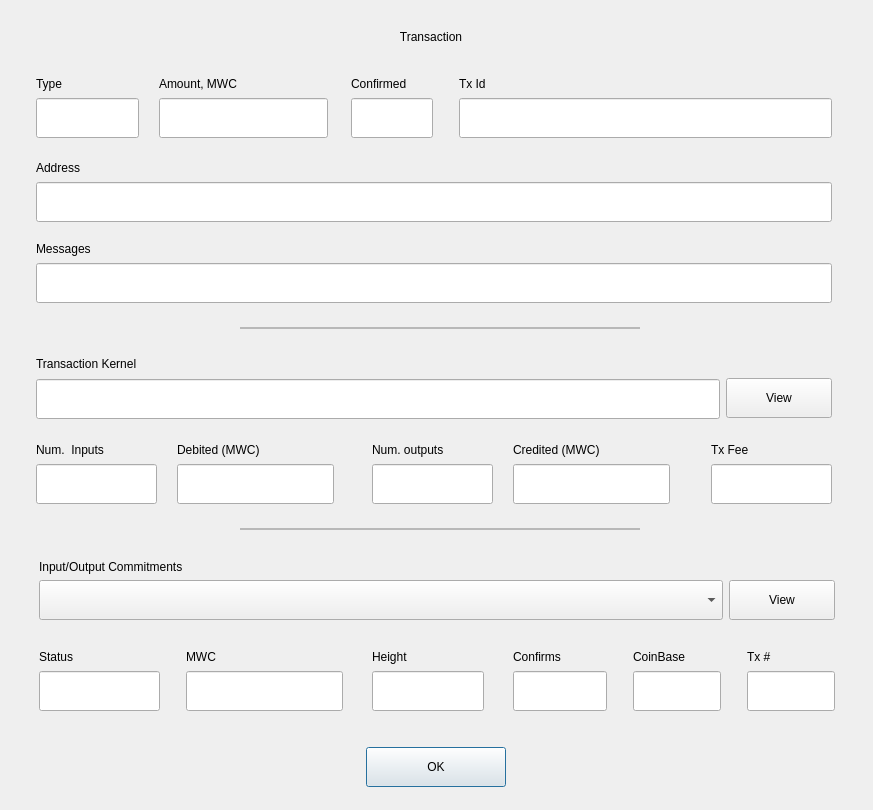
This is dialogs/e_showtransactiondlg.ui in 0xkobe/mwc-wallet as Qt 5 draws it before an edit. The edited form follows.
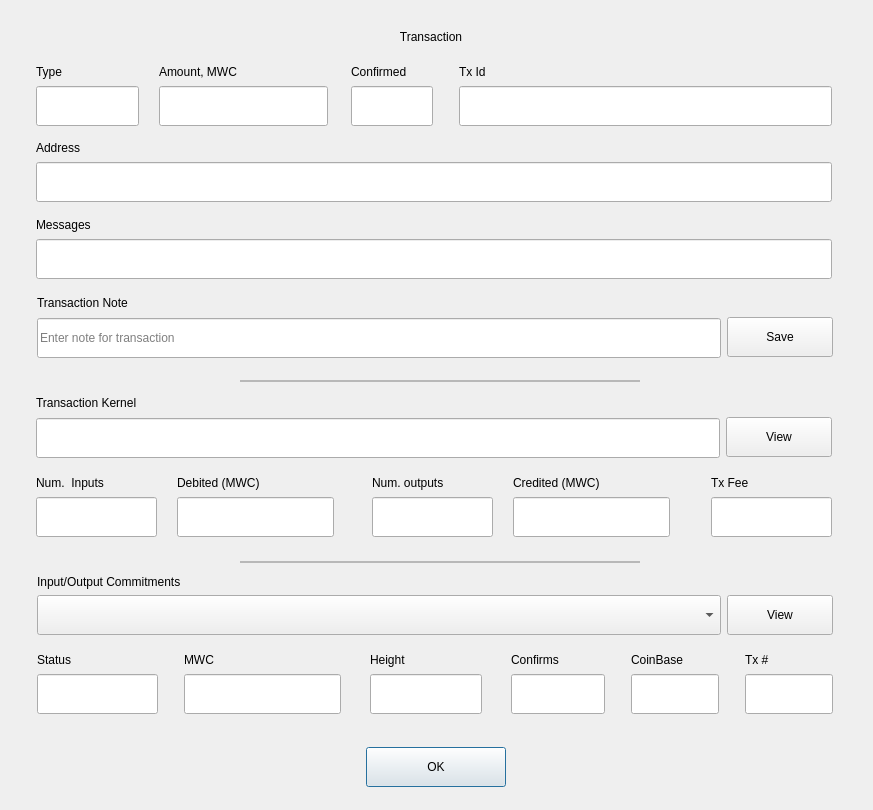
This is the edited form. Custom widgets are drawn as their Qt base class.

Commit message: Add new class WalletNotes to handle both output and transaction notes. Adding a note to a transaction is now supported.

Patch:
```diff
--- a/dialogs/e_showtransactiondlg.ui
+++ b/dialogs/e_showtransactiondlg.ui
@@ -36,7 +36,7 @@
    <property name="geometry">
     <rect>
      <x>459</x>
-     <y>75</y>
+     <y>63</y>
      <width>373</width>
      <height>63</height>
     </rect>
@@ -92,7 +92,7 @@
    <property name="geometry">
     <rect>
      <x>36</x>
-     <y>75</y>
+     <y>63</y>
      <width>103</width>
      <height>63</height>
     </rect>
@@ -148,7 +148,7 @@
    <property name="geometry">
     <rect>
      <x>351</x>
-     <y>75</y>
+     <y>63</y>
      <width>82</width>
      <height>63</height>
     </rect>
@@ -204,7 +204,7 @@
    <property name="geometry">
     <rect>
      <x>159</x>
-     <y>75</y>
+     <y>63</y>
      <width>169</width>
      <height>63</height>
     </rect>
@@ -260,7 +260,7 @@
    <property name="geometry">
     <rect>
      <x>240</x>
-     <y>327</y>
+     <y>380</y>
      <width>400</width>
      <height>2</height>
     </rect>
@@ -276,7 +276,7 @@
    <property name="geometry">
     <rect>
      <x>36</x>
-     <y>354</y>
+     <y>393</y>
      <width>796</width>
      <height>65</height>
     </rect>
@@ -390,7 +390,7 @@
    <property name="geometry">
     <rect>
      <x>36</x>
-     <y>441</y>
+     <y>474</y>
      <width>121</width>
      <height>63</height>
     </rect>
@@ -446,7 +446,7 @@
    <property name="geometry">
     <rect>
      <x>372</x>
-     <y>441</y>
+     <y>474</y>
      <width>121</width>
      <height>63</height>
     </rect>
@@ -502,7 +502,7 @@
    <property name="geometry">
     <rect>
      <x>177</x>
-     <y>441</y>
+     <y>474</y>
      <width>157</width>
      <height>63</height>
     </rect>
@@ -558,7 +558,7 @@
    <property name="geometry">
     <rect>
      <x>513</x>
-     <y>441</y>
+     <y>474</y>
      <width>157</width>
      <height>63</height>
     </rect>
@@ -614,7 +614,7 @@
    <property name="geometry">
     <rect>
      <x>711</x>
-     <y>441</y>
+     <y>474</y>
      <width>121</width>
      <height>63</height>
     </rect>
@@ -670,7 +670,7 @@
    <property name="geometry">
     <rect>
      <x>240</x>
-     <y>528</y>
+     <y>561</y>
      <width>400</width>
      <height>2</height>
     </rect>
@@ -686,7 +686,7 @@
    <property name="geometry">
     <rect>
      <x>36</x>
-     <y>240</y>
+     <y>216</y>
      <width>796</width>
      <height>63</height>
     </rect>
@@ -741,8 +741,8 @@
   <widget class="QWidget" name="layoutWidget">
    <property name="geometry">
     <rect>
-     <x>186</x>
-     <y>648</y>
+     <x>184</x>
+     <y>651</y>
      <width>157</width>
      <height>63</height>
     </rect>
@@ -797,8 +797,8 @@
   <widget class="QWidget" name="layoutWidget">
    <property name="geometry">
     <rect>
-     <x>39</x>
-     <y>648</y>
+     <x>37</x>
+     <y>651</y>
      <width>121</width>
      <height>63</height>
     </rect>
@@ -853,8 +853,8 @@
   <widget class="QWidget" name="layoutWidget">
    <property name="geometry">
     <rect>
-     <x>372</x>
-     <y>648</y>
+     <x>370</x>
+     <y>651</y>
      <width>112</width>
      <height>63</height>
     </rect>
@@ -909,8 +909,8 @@
   <widget class="QWidget" name="layoutWidget">
    <property name="geometry">
     <rect>
-     <x>513</x>
-     <y>648</y>
+     <x>511</x>
+     <y>651</y>
      <width>94</width>
      <height>63</height>
     </rect>
@@ -965,8 +965,8 @@
   <widget class="QWidget" name="layoutWidget">
    <property name="geometry">
     <rect>
-     <x>747</x>
-     <y>648</y>
+     <x>745</x>
+     <y>651</y>
      <width>88</width>
      <height>63</height>
     </rect>
@@ -1021,8 +1021,8 @@
   <widget class="QWidget" name="layoutWidget">
    <property name="geometry">
     <rect>
-     <x>633</x>
-     <y>648</y>
+     <x>631</x>
+     <y>651</y>
      <width>88</width>
      <height>63</height>
     </rect>
@@ -1109,7 +1109,7 @@
    <property name="geometry">
     <rect>
      <x>36</x>
-     <y>159</y>
+     <y>139</y>
      <width>796</width>
      <height>63</height>
     </rect>
@@ -1164,8 +1164,8 @@
   <widget class="QWidget" name="layoutWidget">
    <property name="geometry">
     <rect>
-     <x>39</x>
-     <y>558</y>
+     <x>37</x>
+     <y>573</y>
      <width>796</width>
      <height>62</height>
     </rect>
@@ -1278,6 +1278,132 @@
     </item>
    </layout>
   </widget>
+  <widget class="QWidget" name="layoutWidget_10">
+   <property name="geometry">
+    <rect>
+     <x>37</x>
+     <y>293</y>
+     <width>796</width>
+     <height>65</height>
+    </rect>
+   </property>
+   <layout class="QHBoxLayout" name="horizontalLayout_7">
+    <item>
+     <layout class="QVBoxLayout" name="verticalLayout_32">
+      <property name="spacing">
+       <number>5</number>
+      </property>
+      <item>
+       <widget class="control::MwcLabelSmall" name="label_39">
+        <property name="sizePolicy">
+         <sizepolicy hsizetype="Fixed" vsizetype="Preferred">
+          <horstretch>0</horstretch>
+          <verstretch>0</verstretch>
+         </sizepolicy>
+        </property>
+        <property name="maximumSize">
+         <size>
+          <width>16777215</width>
+          <height>22</height>
+         </size>
+        </property>
+        <property name="text">
+         <string>Transaction Note</string>
+        </property>
+       </widget>
+      </item>
+      <item>
+       <widget class="control::MwcLineEditNormal" name="transactionNote">
+        <property name="minimumSize">
+         <size>
+          <width>0</width>
+          <height>40</height>
+         </size>
+        </property>
+        <property name="maximumSize">
+         <size>
+          <width>16777215</width>
+          <height>40</height>
+         </size>
+        </property>
+        <property name="toolTip">
+         <string/>
+        </property>
+        <property name="statusTip">
+         <string/>
+        </property>
+        <property name="text">
+         <string/>
+        </property>
+        <property name="maxLength">
+         <number>300</number>
+        </property>
+        <property name="readOnly">
+         <bool>false</bool>
+        </property>
+        <property name="placeholderText">
+         <string>Enter note for transaction</string>
+        </property>
+       </widget>
+      </item>
+     </layout>
+    </item>
+    <item>
+     <layout class="QVBoxLayout" name="verticalLayout_33">
+      <property name="spacing">
+       <number>0</number>
+      </property>
+      <item>
+       <widget class="control::MwcLabelSmall" name="label_40">
+        <property name="sizePolicy">
+         <sizepolicy hsizetype="Fixed" vsizetype="Preferred">
+          <horstretch>0</horstretch>
+          <verstretch>0</verstretch>
+         </sizepolicy>
+        </property>
+        <property name="maximumSize">
+         <size>
+          <width>16777215</width>
+          <height>22</height>
+         </size>
+        </property>
+        <property name="text">
+         <string/>
+        </property>
+       </widget>
+      </item>
+      <item>
+       <widget class="control::MwcPushButtonNormal" name="saveButton">
+        <property name="minimumSize">
+         <size>
+          <width>106</width>
+          <height>40</height>
+         </size>
+        </property>
+        <property name="maximumSize">
+         <size>
+          <width>106</width>
+          <height>40</height>
+         </size>
+        </property>
+        <property name="focusPolicy">
+         <enum>Qt::StrongFocus</enum>
+        </property>
+        <property name="toolTip">
+         <string>Save note in wallet. Notes are only visible in MWC-Qt wallet.</string>
+        </property>
+        <property name="text">
+         <string>Save</string>
+        </property>
+        <property name="autoDefault">
+         <bool>false</bool>
+        </property>
+       </widget>
+      </item>
+     </layout>
+    </item>
+   </layout>
+  </widget>
  </widget>
  <customwidgets>
   <customwidget>
@@ -1285,6 +1411,11 @@
    <extends>QPushButton</extends>
    <header>control/MwcPushButton.h</header>
   </customwidget>
+  <customwidget>
+   <class>control::MwcComboBox</class>
+   <extends>QComboBox</extends>
+   <header>control/MwcComboBox.h</header>
+  </customwidget>
   <customwidget>
    <class>control::MwcLineEditNormal</class>
    <extends>QLineEdit</extends>
@@ -1295,11 +1426,6 @@
    <extends>QLabel</extends>
    <header>control/MwcLabel.h</header>
   </customwidget>
-  <customwidget>
-   <class>control::MwcComboBox</class>
-   <extends>QComboBox</extends>
-   <header>control/MwcComboBox.h</header>
-  </customwidget>
   <customwidget>
    <class>control::MwcLabelLarge</class>
    <extends>QLabel</extends>
```
The commit also changes 14 other files.
